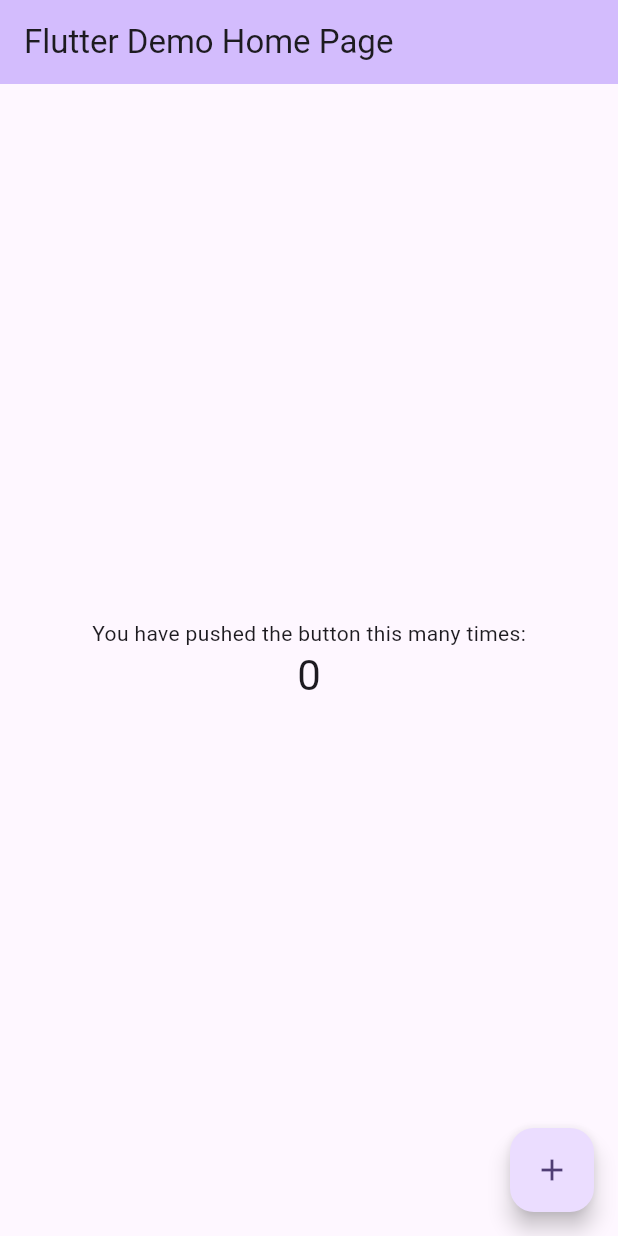
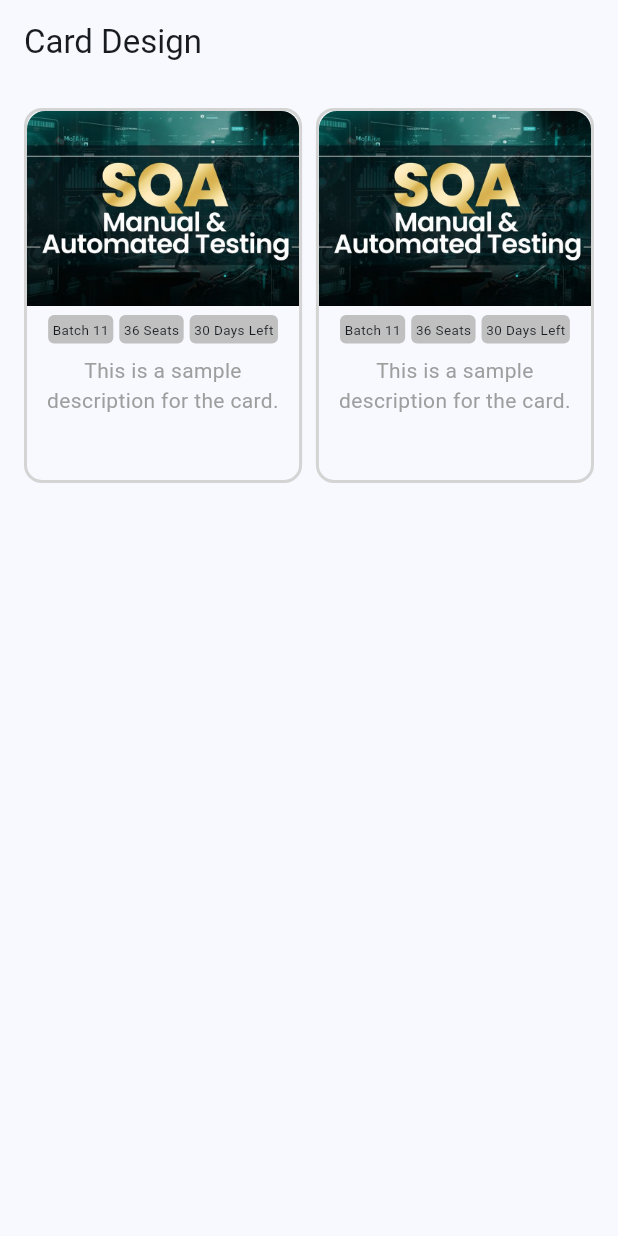
Before and after one commit to iArgho/card_design, a Flutter app: the screen it shows after launch, on a phone screen of 412 x 824 dp. Run offline on Flutter 3.47's test engine with Material 3 defaults, Android fonts, the light colour scheme and no system bars.

Commit message:
Card Design

```diff
--- a/lib/app.dart
+++ b/lib/app.dart
@@ -0,0 +1,19 @@
+import 'package:card_design/view/screens/home_screen.dart';
+import 'package:flutter/material.dart';
+
+class CardDesign extends StatelessWidget {
+  const CardDesign({super.key});
+
+  @override
+  Widget build(BuildContext context) {
+    return MaterialApp(
+      debugShowCheckedModeBanner: false,
+      title: 'Flutter Demo',
+      theme: ThemeData(
+
+        colorScheme: ColorScheme.fromSeed(seedColor: Colors.lightBlue),
+      ),
+      home: const HomeScreen (),
+    );
+  }
+}
--- a/lib/main.dart
+++ b/lib/main.dart
@@ -1,122 +1,6 @@
+import 'package:card_design/app.dart';
 import 'package:flutter/material.dart';
 
 void main() {
-  runApp(const MyApp());
+  runApp(const CardDesign());
 }
-
-class MyApp extends StatelessWidget {
-  const MyApp({super.key});
-
-  // This widget is the root of your application.
-  @override
-  Widget build(BuildContext context) {
-    return MaterialApp(
-      title: 'Flutter Demo',
-      theme: ThemeData(
-        // This is the theme of your application.
-        //
-        // TRY THIS: Try running your application with "flutter run". You'll see
-        // the application has a purple toolbar. Then, without quitting the app,
-        // try changing the seedColor in the colorScheme below to Colors.green
-        // and then invoke "hot reload" (save your changes or press the "hot
-        // reload" button in a Flutter-supported IDE, or press "r" if you used
-        // the command line to start the app).
-        //
-        // Notice that the counter didn't reset back to zero; the application
-        // state is not lost during the reload. To reset the state, use hot
-        // restart instead.
-        //
-        // This works for code too, not just values: Most code changes can be
-        // tested with just a hot reload.
-        colorScheme: ColorScheme.fromSeed(seedColor: Colors.deepPurple),
-      ),
-      home: const MyHomePage(title: 'Flutter Demo Home Page'),
-    );
-  }
-}
-
-class MyHomePage extends StatefulWidget {
-  const MyHomePage({super.key, required this.title});
-
-  // This widget is the home page of your application. It is stateful, meaning
-  // that it has a State object (defined below) that contains fields that affect
-  // how it looks.
-
-  // This class is the configuration for the state. It holds the values (in this
-  // case the title) provided by the parent (in this case the App widget) and
-  // used by the build method of the State. Fields in a Widget subclass are
-  // always marked "final".
-
-  final String title;
-
-  @override
-  State<MyHomePage> createState() => _MyHomePageState();
-}
-
-class _MyHomePageState extends State<MyHomePage> {
-  int _counter = 0;
-
-  void _incrementCounter() {
-    setState(() {
-      // This call to setState tells the Flutter framework that something has
-      // changed in this State, which causes it to rerun the build method below
-      // so that the display can reflect the updated values. If we changed
-      // _counter without calling setState(), then the build method would not be
-      // called again, and so nothing would appear to happen.
-      _counter++;
-    });
-  }
-
-  @override
-  Widget build(BuildContext context) {
-    // This method is rerun every time setState is called, for instance as done
-    // by the _incrementCounter method above.
-    //
-    // The Flutter framework has been optimized to make rerunning build methods
-    // fast, so that you can just rebuild anything that needs updating rather
-    // than having to individually change instances of widgets.
-    return Scaffold(
-      appBar: AppBar(
-        // TRY THIS: Try changing the color here to a specific color (to
-        // Colors.amber, perhaps?) and trigger a hot reload to see the AppBar
-        // change color while the other colors stay the same.
-        backgroundColor: Theme.of(context).colorScheme.inversePrimary,
-        // Here we take the value from the MyHomePage object that was created by
-        // the App.build method, and use it to set our appbar title.
-        title: Text(widget.title),
-      ),
-      body: Center(
-        // Center is a layout widget. It takes a single child and positions it
-        // in the middle of the parent.
-        child: Column(
-          // Column is also a layout widget. It takes a list of children and
-          // arranges them vertically. By default, it sizes itself to fit its
-          // children horizontally, and tries to be as tall as its parent.
-          //
-          // Column has various properties to control how it sizes itself and
-          // how it positions its children. Here we use mainAxisAlignment to
-          // center the children vertically; the main axis here is the vertical
-          // axis because Columns are vertical (the cross axis would be
-          // horizontal).
-          //
-          // TRY THIS: Invoke "debug painting" (choose the "Toggle Debug Paint"
-          // action in the IDE, or press "p" in the console), to see the
-          // wireframe for each widget.
-          mainAxisAlignment: MainAxisAlignment.center,
-          children: <Widget>[
-            const Text('You have pushed the button this many times:'),
-            Text(
-              '$_counter',
-              style: Theme.of(context).textTheme.headlineMedium,
-            ),
-          ],
-        ),
-      ),
-      floatingActionButton: FloatingActionButton(
-        onPressed: _incrementCounter,
-        tooltip: 'Increment',
-        child: const Icon(Icons.add),
-      ), // This trailing comma makes auto-formatting nicer for build methods.
-    );
-  }
-}
--- /dev/null
+++ b/lib/view/screens/home_screen.dart
@@ -0,0 +1,31 @@
+import 'package:card_design/view/widget/card.dart';
+import 'package:flutter/material.dart';
+
+class HomeScreen extends StatelessWidget {
+  const HomeScreen({super.key});
+
+  @override
+  Widget build(BuildContext context) {
+    return Scaffold(
+      appBar: AppBar(
+        title: const Text('Card Design'),
+      ),
+      body: Padding(padding:  const EdgeInsets.all(16.0), child: Center(
+        child: Column(
+          mainAxisAlignment: MainAxisAlignment.start,
+          crossAxisAlignment: CrossAxisAlignment.stretch,
+          children: const [
+            Row(
+              mainAxisAlignment: MainAxisAlignment.spaceBetween,
+              children: [
+                Cards(),
+                Cards()
+
+              ],
+            ),
+          ],
+        ),
+      )),
+    );
+  }
+}
--- /dev/null
+++ b/lib/view/widget/card.dart
@@ -0,0 +1,104 @@
+import 'package:flutter/material.dart';
+
+class Cards extends StatelessWidget {
+  const Cards({super.key});
+
+  @override
+  Widget build(BuildContext context) {
+    const double borderRadiusValue = 12;
+
+    return Container(
+      width: MediaQuery.of(context).size.width * 0.45,
+      height: 250,
+      decoration: BoxDecoration(
+        borderRadius: BorderRadius.circular(borderRadiusValue),
+        border: Border.all(
+          color: const Color.fromARGB(255, 212, 212, 212),
+          width: 2,
+        ),
+      ),
+      child: Column(
+        crossAxisAlignment: CrossAxisAlignment.stretch,
+        children: [
+          ClipRRect(
+            borderRadius: BorderRadius.only(
+              topLeft: Radius.circular(borderRadiusValue),
+              topRight: Radius.circular(borderRadiusValue),
+            ),
+            child: Image.asset(
+              'assets/images/1.jpg',
+              height: 130,
+              fit: BoxFit.cover,
+            ),
+          ),
+          const SizedBox(height: 6),
+         Row(
+            mainAxisAlignment: MainAxisAlignment.center,
+            children: [
+             Container(
+                padding: const EdgeInsets.all(3),
+                decoration: const BoxDecoration(
+                  color: Color.fromARGB(255, 192, 192, 192),
+                  borderRadius: BorderRadius.all(Radius.circular(4)),
+                ),
+                child: const Text(
+                  'Batch 11',
+                  style: TextStyle(
+
+                    fontSize: 9,
+
+                  ),
+                ),
+             ),
+             SizedBox(width: 4),
+               Container(
+                padding: const EdgeInsets.all(3),
+                decoration: const BoxDecoration(
+        color: Color.fromARGB(255, 192, 192, 192),
+                  borderRadius: BorderRadius.all(Radius.circular(4)),
+                ),
+                child: const Text(
+                  '36 Seats',
+                  style: TextStyle(
+
+                    fontSize: 9,
+
+                  ),
+                ),
+             ),
+                      SizedBox(width: 4),
+                Container(
+                padding: const EdgeInsets.all(3),
+                decoration: const BoxDecoration(
+  color: Color.fromARGB(255, 192, 192, 192),
+
+                  borderRadius: BorderRadius.all(Radius.circular(4)),
+                ),
+                child: const Text(
+                  '30 Days Left',
+                  style: TextStyle(
+
+                    fontSize: 9,
+
+                  ),
+                ),
+             ),
+            ],
+          ),
+          const SizedBox(height: 8),
+          const Padding(
+            padding: EdgeInsets.symmetric(horizontal: 8),
+            child: Text(
+              'This is a sample description for the card.',
+              textAlign: TextAlign.center,
+              style: TextStyle(
+                fontSize: 14,
+                color: Colors.grey,
+              ),
+            ),
+          ),
+        ],
+      ),
+    );
+  }
+}
--- a/pubspec.yaml
+++ b/pubspec.yaml
@@ -28,9 +28,9 @@ flutter:
   uses-material-design: true
 
   # To add assets to your application, add an assets section, like this:
-  # assets:
-  #   - images/a_dot_burr.jpeg
-  #   - images/a_dot_ham.jpeg
+  assets:
+   - assets/images/
+
 
   # fonts:
   #   - family: Schyler
```
Also changed, not shown: assets/images/1.jpg (added), assets/images/2.jpg (added), assets/images/3.jpg (added), assets/images/4.jpg (added).
